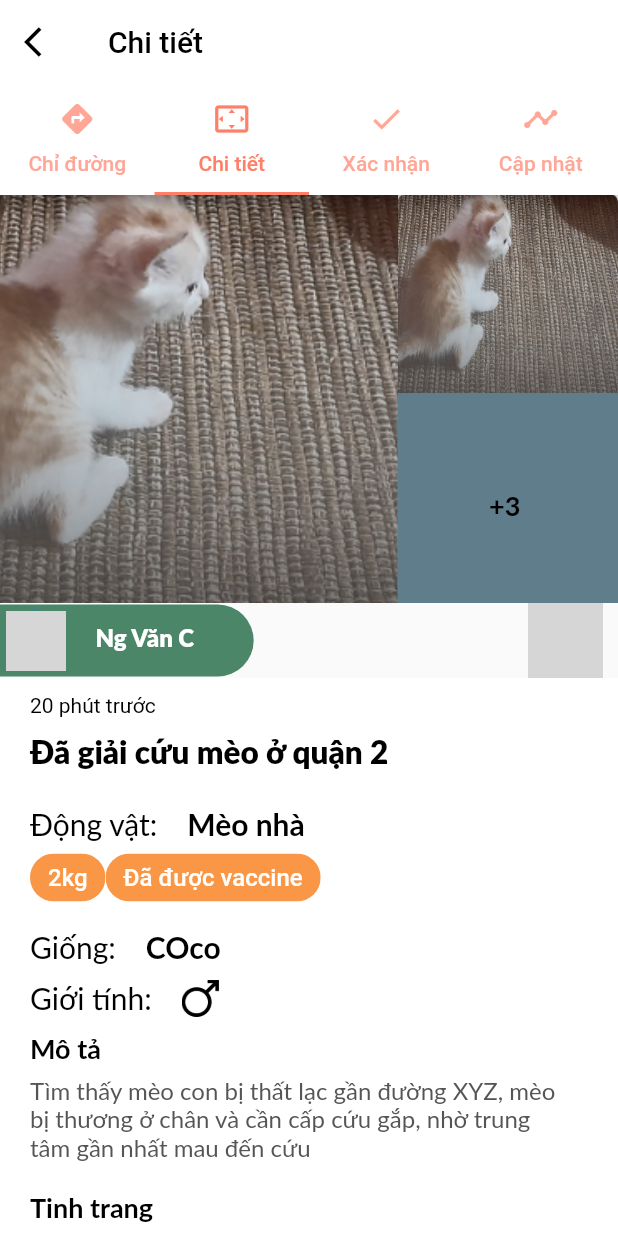
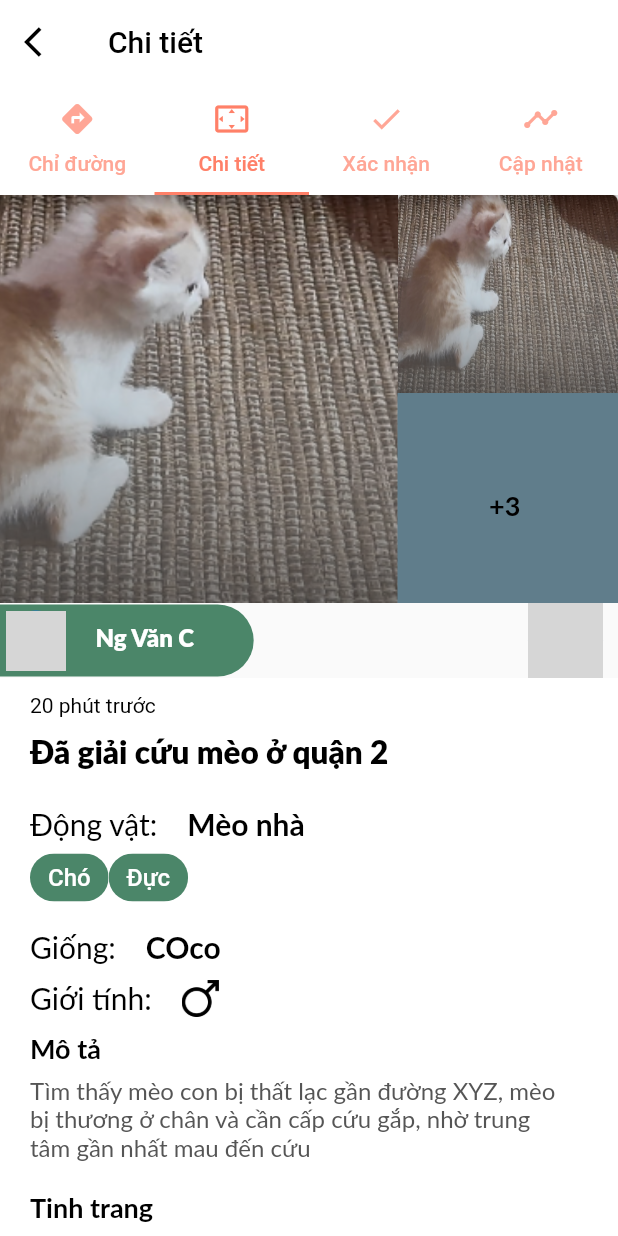
Before and after one commit to catInOrbit/PetRescue, a Flutter app: the HomePage screen opened directly, after a tap on "Ng Văn C", on a phone screen of 412 x 824 dp. Run offline on Flutter 3.47's test engine with Material 2 defaults, Android fonts, the phone set to English and light mode, and no system bars; our stand-ins replace email_validator, flutter_icons, flutter_signin_button, flutter_slidable, flutter_svg, formz and 7 more; missing offline and left inert: flappy_search_bar, flutter_custom_dialog, timeline_list; network calls fail; Roboto replaces fonts that are missing (Lato); grey boxes are pictures that could not be loaded.

Commit message:
routine commit

```diff
--- a/lib/login/SignIn.dart
+++ b/lib/login/SignIn.dart
@@ -119,7 +119,6 @@ class _LoginPageState extends State<LoginPage> {
                     ),
                     InkWell(
                       onTap: () {
-                        if(myController.text == TRUNGTAMCUUHO || myController.text== USER) {
                           if (myController.text == TRUNGTAMCUUHO) {
                             currentUser.isVerifyRescueCenter = true;
                           } else {
@@ -133,7 +132,6 @@ class _LoginPageState extends State<LoginPage> {
                                       listOfPost: listOfPosts,
                                     )),
                           );
-                        }
                       },
                       child: Container(
                         width: 300,
--- a/lib/models/post_model.dart
+++ b/lib/models/post_model.dart
@@ -16,6 +16,7 @@ class Post {
   DateTime timeCreated;
   PostType postType;
   List<String> statuses = [];
+  List<String> category;
   List<TimeLineText> timelineText = [];
   Widget timelineBuilder;
   User currentUser, acceptedRequestUser;
@@ -31,7 +32,7 @@ class Post {
   }
 
   Post(id, title, description, petType, location, timeCreated, postType,
-      imageString, gender, ages, statuses, timeline, user, adoptUserRequests, acceptedRequestUser, imageStrings, breed, priority, acceptedRequest) {
+      imageString, gender, ages, statuses, timeline, user, adoptUserRequests, acceptedRequestUser, imageStrings, breed, priority, acceptedRequest, category) {
     this.id = id;
     this.title = title;
     this.petType = petType;
@@ -51,7 +52,7 @@ class Post {
     this.breed = breed;
     this.priority = priority;
     this._acceptedRequest = acceptedRequest;
-
+    this.category = category;
     if(timelineText== null || timelineText.length > 0)
     timelineBuilder = new TimelineBuilder(
           children: timelineText,
--- a/lib/profile/TabRescued.dart
+++ b/lib/profile/TabRescued.dart
@@ -61,7 +61,7 @@ class _PageRescuedState extends State<PageRescued> {
                               Container(
                                 height: 20,
                                // width: 50,
-                                color: Colors.blueAccent,
+                                color: PetRescueTheme.lime,
                                 child: Center(
                                   child: Text("Đang cứu hộ",style: TextStyle(
                                     color: Colors.white
--- a/lib/profile/TabTimelines.dart
+++ b/lib/profile/TabTimelines.dart
@@ -193,7 +193,7 @@ class _PageTimelinesState extends State<PageTimelines> {
                                 mainAxisAlignment: MainAxisAlignment.start,
                                 children: <Widget>[
                                   Icon(
-                                    Icons.warning_amber_outlined,
+                                    Icons.warning,
                                     color: Colors.red,
                                     size: 16,
                                   ),
--- a/lib/screens/timeline.dart
+++ b/lib/screens/timeline.dart
@@ -1,4 +1,5 @@
 import 'package:flutter/material.dart';
+import 'package:petrescue/bloc/app_general/global.dart';
 import 'package:petrescue/models/post_model.dart';
 import 'package:petrescue/petrescue_theme.dart';
 import 'package:petrescue/widgets/postFeed/post_empty.dart';
@@ -37,7 +38,7 @@ class _TimelineBottomCardState extends State<TimelineBottomCard> {
                         mainAxisAlignment: MainAxisAlignment.center,
                         children:
                         [
-                          CircleAvatar(backgroundImage: NetworkImage(widget.postModel.currentUser.imageURL), radius: 25,),
+                          CircleAvatar(backgroundImage: NetworkImage(currentUser.imageURL), radius: 25,),
                           Text(
                             globals.currentUser.centerName,
                             style: TextStyle(
--- a/lib/screens/timeline_improved.dart
+++ b/lib/screens/timeline_improved.dart
@@ -218,6 +218,7 @@ class _ActivityTimelineState extends State<_ActivityTimeline> {
                           DetailCard(
                             postModel: postModel,
                             isEditing: false,
+                            defaultTabIndex: 1,
                           )));
             },
             child: Container(
--- a/lib/widgets/common.dart
+++ b/lib/widgets/common.dart
@@ -79,7 +79,7 @@ class CategoryTag extends StatelessWidget {
         colorScheme = PetRescueTheme.statusTagsRescueTheme;
         break;
       case PostType.AdoptPost:
-        colorScheme = PetRescueTheme.statusTagsRescueTheme;
+        colorScheme = PetRescueTheme.statusTagsAdoptPostTheme;
         break;
 
       default:
@@ -97,11 +97,11 @@ class CategoryTag extends StatelessWidget {
 }
 
 List<Widget> getAllStatuses(Post postModel) {
-  return List<Widget>.generate(postModel.statuses.length, (index) {
+  return List<Widget>.generate(postModel.category.length, (index) {
     return CategoryTag(
       postModel: postModel,
       // textData: postModel.statuses[index].toString().split('.').last,
-      textData: postModel.statuses[index],
+      textData: postModel.category[index],
     );
   });
 }
@@ -189,11 +189,18 @@ class ActionKeyword extends StatelessWidget {
     Widget okButton = FlatButton(
       child: Text("Có"),
       onPressed: () {
-
+        postModel.acceptedRequestUser = currentUser;
+
+        PostEvent postEvent = PostEvent();
+        postEvent.affectedPost =  postModel;
+        postEvent.acceptedRequest = true;
+
+        bloc.inputSink.add(postEvent);
       // SnackBar snackBar = acceptRequest(context);
       //
       // Scaffold.of(context).showSnackBar(snackBar);
-        Navigator.of(context).push(MaterialPageRoute(builder: (context) => TrackingPageImproved()));
+        Navigator.of(context).pop();
+        Navigator.of(context).push(MaterialPageRoute(builder: (context) => TrackingPageImproved(postModel: postModel,)));
 
       },
     );
@@ -274,13 +281,7 @@ class ActionKeyword extends StatelessWidget {
                    {
                      showAlertDialog(context);
 
-                     postModel.acceptedRequestUser = currentUser;
-
-                     PostEvent postEvent = PostEvent();
-                     postEvent.affectedPost =  postModel;
-                     postEvent.acceptedRequest = true;
-
-                     bloc.inputSink.add(postEvent);
+
                    }
 
                  else
@@ -531,7 +532,7 @@ class DetailCardButton extends StatelessWidget {
               postEvent.acceptedRequest = true;
 
               bloc.inputSink.add(postEvent);
-              Navigator.push(context, MaterialPageRoute(builder: (context) => TrackingPageImproved(),));
+              Navigator.push(context, MaterialPageRoute(builder: (context) => TrackingPageImproved(postModel: postModel,),));
           }
 
         else if(postModel.postType == PostType.InRescuePost)
@@ -1213,6 +1214,7 @@ class _HomePagePostState extends State<HomePagePost> {
                           DetailCard(
                             postModel: postModel,
                             isEditing: false,
+                            defaultTabIndex: 1,
                           )));
             },
             child: Container(
@@ -1489,7 +1491,24 @@ class _HomePagePostState extends State<HomePagePost> {
 
     List<Widget> items = [];
 
-    listOfPosts.where((element) => element.postType != PostType.RequestPost).forEach((e) =>
+    bool getReturnListCondition(Post post)
+    {
+          if(currentUser.isVerifyRescueCenter)
+          {
+                if(post.currentUser.id == currentUser.id && post.postType != PostType.RequestPost)
+                  return true;
+                return false;
+          }
+
+          else
+            {
+                  if(post.postType != PostType.RequestPost)
+                    return true;
+                  return false;
+            }
+    }
+
+    listOfPosts.where((element) => getReturnListCondition(element)).forEach((e) =>
       items.add(
           Padding(
             padding: const EdgeInsets.all(8.0),
--- a/lib/widgets/detail_card.dart
+++ b/lib/widgets/detail_card.dart
@@ -14,8 +14,10 @@ import 'package:flutter_icons/flutter_icons.dart';
 class DetailCard extends StatelessWidget {
   final Post postModel;
   final bool isEditing;
+  final int defaultTabIndex;
 
-  const DetailCard({Key key, @required this.postModel, this.isEditing}) : super(key: key);
+
+  const DetailCard({Key key, @required this.postModel, this.isEditing, this.defaultTabIndex}) : super(key: key);
 
   @override
   Widget build(BuildContext context) {
@@ -23,7 +25,7 @@ class DetailCard extends StatelessWidget {
 
     return DefaultTabController(
       length: 4,
-      initialIndex: 1,
+      initialIndex: defaultTabIndex,
       child: SafeArea(
         child: Scaffold(
           appBar: AppBar(
@@ -230,7 +232,6 @@ class DetailCard extends StatelessWidget {
                                                   child: Row(
                                                       children:
                                                       getAllStatuses(postModel)
-
                                                   )),
 
                                               SizedBox(height: 10,),
--- a/lib/widgets/postFeed/post_empty.dart
+++ b/lib/widgets/postFeed/post_empty.dart
@@ -91,7 +91,7 @@ class PostEmpty extends StatelessWidget
           Padding(
             padding: const EdgeInsets.all(8.0),
             child: Text(
-              "Lorem Ipsum is simply dummy text of the printing and typesetting industry. Lorem Ipsum has been the industry's standard dummy text ever since the 1500s, when an unknown printer took a galley",
+              "Trung tâm đã tìm thấy chó tại góc đường",
               style: TextStyle(
                 color: Color(0xff151515),
                 fontSize: 18,
--- a/lib/widgets/progress.dart
+++ b/lib/widgets/progress.dart
@@ -43,6 +43,7 @@ class Progress extends StatelessWidget {
                           DetailCard(
                             postModel: postModel,
                             isEditing: false,
+                            defaultTabIndex: 1,
                           )));
             },
             child: Container(
--- a/pubspec.yaml
+++ b/pubspec.yaml
@@ -106,6 +106,7 @@ flutter:
     - lib/assets/baseline_filter_alt_white_24dp.png
     - lib/assets/health_image.jpg
     - lib/assets/update_pic.png
+    - lib/assets/doctor.jpg
   # An image asset can refer to one or more resolution-specific "variants", see
   # https://flutter.dev/assets-and-images/#resolution-aware.
 
```
Also changed, not shown: lib/repository/data/post_data.dart (+18 -12 lines), lib/screens/TrackingPageImrpoved.dart (+33 -14 lines), lib/widgets/post_card.dart (+6 -4 lines), lib/assets/doctor.jpg (added).
